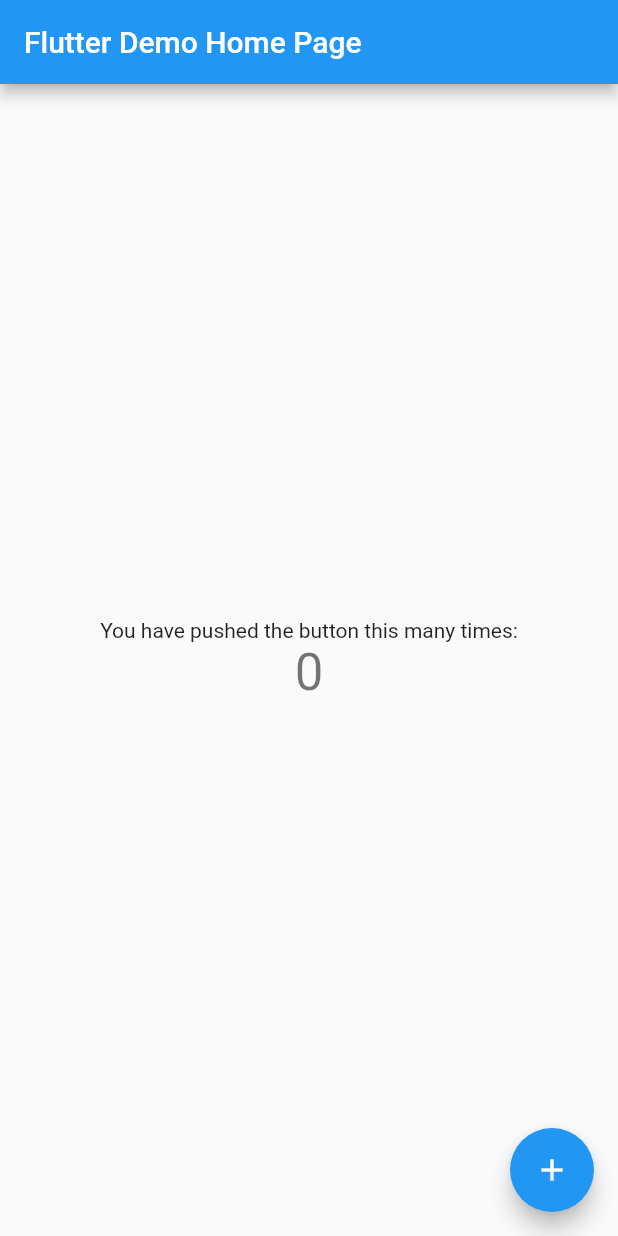
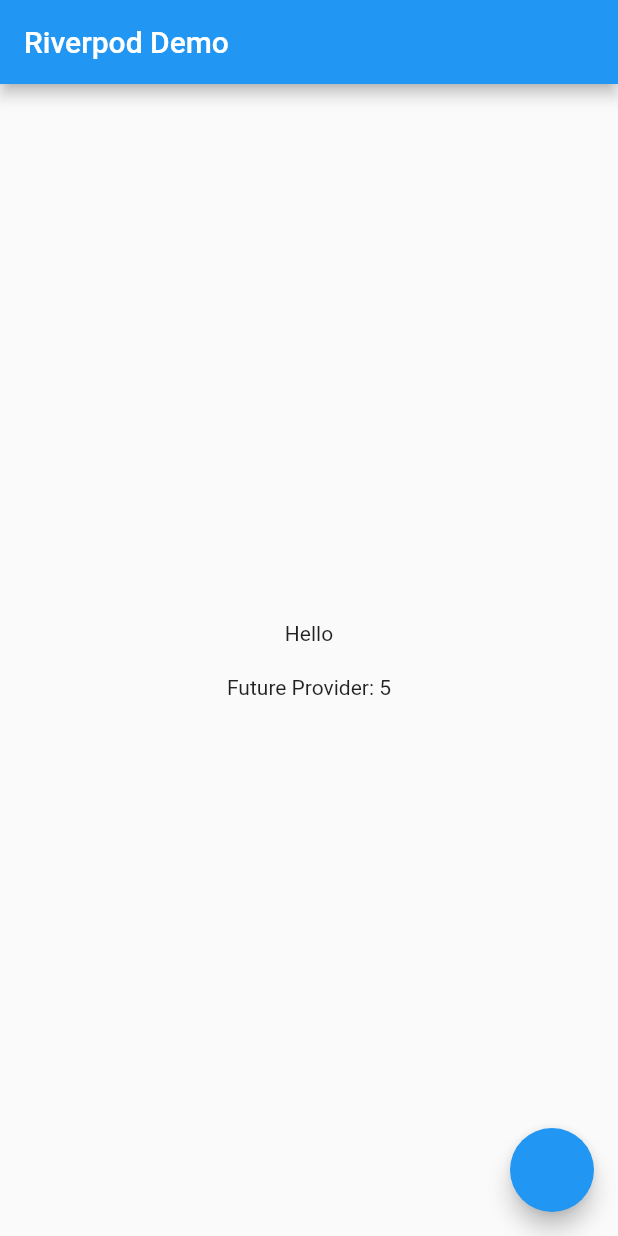
Before and after one commit to Shodana-Studio/MyAnimeList-Flutter, a Flutter app: the screen it shows after launch, on a phone screen of 412 x 824 dp. Run offline on Flutter 3.47's test engine with Material 2 defaults, Android fonts, the phone set to English and light mode, and no system bars; our stand-ins replace flutter_hooks, hooks_riverpod; missing offline and left inert: flutter_config, myanimelist_api.

Commit message:
Add beamer, flutter_hooks, and hooks_riverpod

```diff
--- a/lib/main.dart
+++ b/lib/main.dart
@@ -1,12 +1,15 @@
 import 'package:flutter/material.dart';
 import 'package:flutter_config/flutter_config.dart';
+import 'package:hooks_riverpod/hooks_riverpod.dart';
+import 'package:flutter_hooks/flutter_hooks.dart';
 import 'package:myanimelist_api/myanimelist_api.dart';
+import 'package:shodana_mal/providers.dart';
 
 void main() async {
   WidgetsFlutterBinding.ensureInitialized(); // Required by FlutterConfig
   await FlutterConfig.loadEnvVariables();
 
-  runApp(MyApp());
+  runApp(ProviderScope(child: MyApp()));
 }
 
 class MyApp extends StatelessWidget {
@@ -21,7 +24,49 @@ class MyApp extends StatelessWidget {
       theme: ThemeData(
         primarySwatch: Colors.blue,
       ),
-      home: MyHomePage(title: 'Flutter Demo Home Page', client: client,),
+      home: Home(
+        title: 'Riverpod Demo',
+        client: client,
+      ),
+    );
+  }
+}
+
+class Home extends HookWidget {
+  Home({Key key, this.title, this.client}) : super(key: key);
+
+  final String title;
+  final Client client;
+
+  @override
+  Widget build(BuildContext context) {
+    final text = useProvider(textProvider);
+    final future = useProvider(futureProvider);
+    return Scaffold(
+      appBar: AppBar(
+        title: Text(title),
+      ),
+      body: Center(
+        child: Column(
+          mainAxisAlignment: MainAxisAlignment.center,
+          children: [
+            Text(text),
+            SizedBox(height: 20),
+            future.when(
+              data: (config) {
+                return Text("Future Provider: " + config.toString());
+              },
+              loading: () => CircularProgressIndicator(),
+              error: (err, stack) => Text("Error: " + err),
+            )
+          ],
+        ),
+      ),
+      floatingActionButton: FloatingActionButton(
+        onPressed: () {
+
+        },
+      ),
     );
   }
 }
--- /dev/null
+++ b/lib/providers.dart
@@ -0,0 +1,8 @@
+import 'package:hooks_riverpod/hooks_riverpod.dart';
+
+final textProvider = Provider<String>((ref) => "Hello");
+
+final futureProvider = FutureProvider<int>((ref) async {
+  await Future.delayed(Duration(seconds: 2));
+  return 5;
+});
--- a/pubspec.yaml
+++ b/pubspec.yaml
@@ -30,6 +30,9 @@ dependencies:
   # The following adds the Cupertino Icons font to your application.
   # Use with the CupertinoIcons class for iOS style icons.
   cupertino_icons: ^1.0.2
+  beamer: ^0.11.2
+  flutter_hooks: ^0.16.0
+  hooks_riverpod: ^0.12.4
 
 dev_dependencies:
   flutter_test:
```
Also changed, not shown: pubspec.lock.
